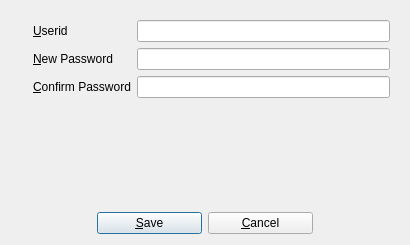
First picture: the form in UI/biblioteq_password.ui, repository textbrowser/biblioteq, before the edit.
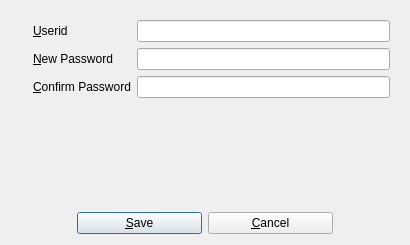
Second picture: the form after the edit. Icons and pictures are not drawn.

What changed in the file:
```diff
--- a/UI/biblioteq_password.ui
+++ b/UI/biblioteq_password.ui
@@ -136,7 +136,7 @@
       <widget class="QPushButton" name="okButton">
        <property name="minimumSize">
         <size>
-         <width>105</width>
+         <width>125</width>
          <height>0</height>
         </size>
        </property>
@@ -153,7 +153,7 @@
       <widget class="QPushButton" name="cancelButton">
        <property name="minimumSize">
         <size>
-         <width>105</width>
+         <width>125</width>
          <height>0</height>
         </size>
        </property>
```
